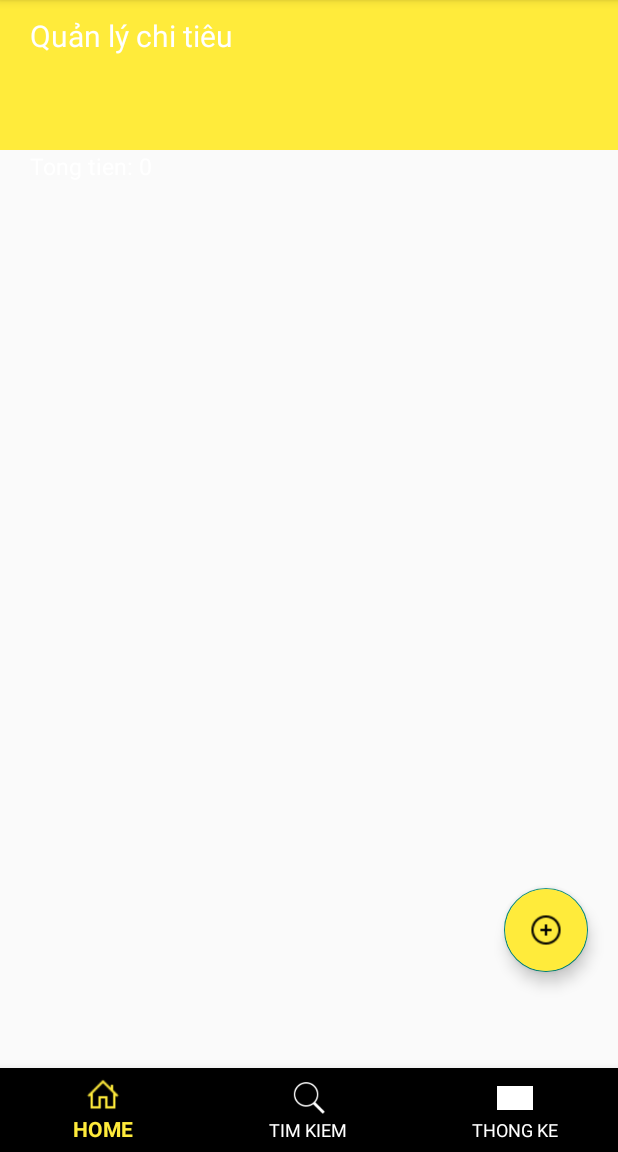
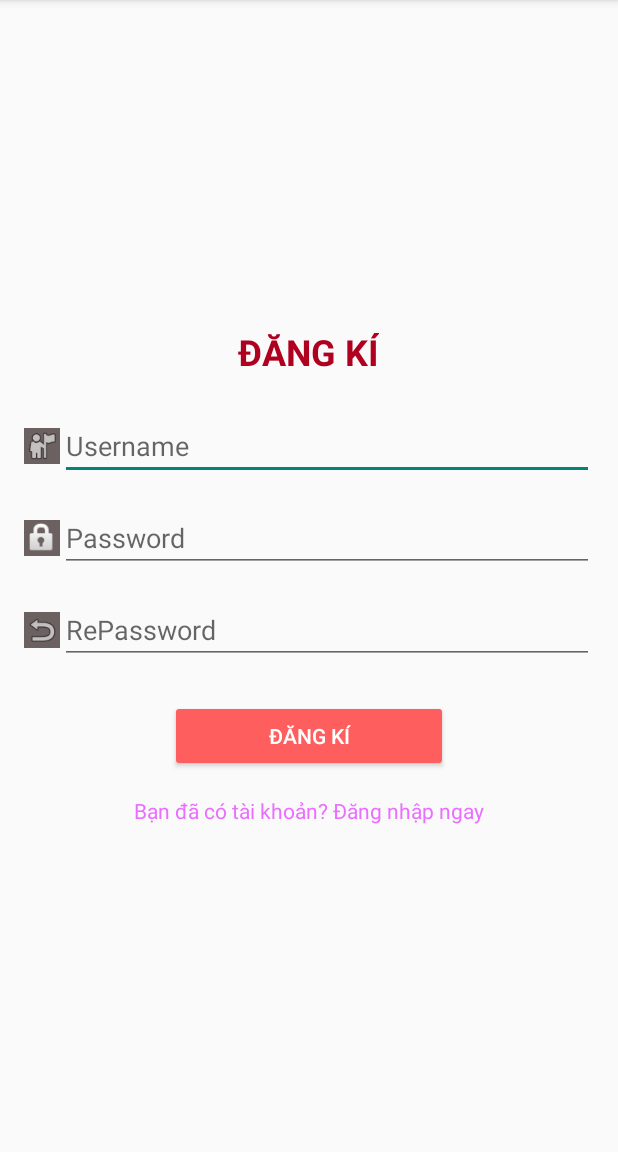
Before and after one commit to mduyen2505/expensemanager, an Android app: the screen it shows after launch (MainActivity before the commit, SignupActivity after it), on a phone screen of 412 x 824 dp, the part 84-1236 px from its top. Run offline under Robolectric (Android 15) with nearby library versions, the phone set to English and light mode, and no system bars.

Commit message:
Duyen commit lan 3

```diff
--- /dev/null
+++ b/app/src/main/java/com/example/expensemanager/SignupActivity.java
@@ -0,0 +1,64 @@
+package com.example.expensemanager;
+
+import android.content.Intent;
+import android.os.Bundle;
+import android.view.View;
+import android.widget.Button;
+import android.widget.EditText;
+import android.widget.TextView;
+import android.widget.Toast;
+
+import androidx.appcompat.app.AppCompatActivity;
+
+import com.example.expensemanager.dal.SQLiteHelper;
+
+public class SignupActivity extends AppCompatActivity {
+    private SQLiteHelper dbHelper;
+    private EditText usernameEditText, passwordEditText, repasswordEditText;
+    private Button dangky;
+    private TextView returnDangNhap;
+    @Override
+    protected void onCreate(Bundle savedInstanceState) {
+        super.onCreate(savedInstanceState);
+        setContentView(R.layout.activity_signup);
+
+        dbHelper = new SQLiteHelper(this);
+        usernameEditText = findViewById(R.id.username);
+        passwordEditText = findViewById(R.id.password);
+        repasswordEditText = findViewById(R.id.repassword);
+        dangky = findViewById(R.id.registerButton);
+        returnDangNhap=findViewById(R.id.loginText);
+        returnDangNhap.setOnClickListener(new View.OnClickListener() {
+            @Override
+            public void onClick(View v) {
+                startActivity(new Intent(SignupActivity.this,LoginActivity.class));
+            }
+        });
+        dangky.setOnClickListener(new View.OnClickListener() {
+            @Override
+            public void onClick(View v) {
+                String username = usernameEditText.getText().toString();
+                String password = passwordEditText.getText().toString();
+                String repassword = repasswordEditText.getText().toString();
+
+                if (username.isEmpty() || password.isEmpty() || repassword.isEmpty()) {
+                    Toast.makeText(SignupActivity.this, "Vui lòng điền đầy đủ", Toast.LENGTH_SHORT).show();
+                    return;
+                }
+
+                if (!password.equals(repassword)) {
+                    Toast.makeText(SignupActivity.this, "Mật khẩu sai", Toast.LENGTH_SHORT).show();
+                    return;
+                }
+
+                boolean isInserted = dbHelper.insertUser(username, password);
+                if (isInserted==true) {
+                    Toast.makeText(SignupActivity.this, "Đăng ký thành công", Toast.LENGTH_SHORT).show();
+                    startActivity(new Intent(SignupActivity.this, LoginActivity.class));
+                    // Chuyển đến màn hình đăng nhập hoặc màn hình khác
+                } else {
+                    Toast.makeText(SignupActivity.this, "Đăng ký thất bại", Toast.LENGTH_SHORT).show();
+                }
+            }
+        });
+    }}
--- a/app/src/main/java/com/example/expensemanager/UpdateDeleteActivity.java
+++ b/app/src/main/java/com/example/expensemanager/UpdateDeleteActivity.java
@@ -45,7 +45,7 @@ public class UpdateDeleteActivity extends AppCompatActivity implements View.OnCl
         Date.setOnClickListener(this);
 
         Intent intent = getIntent();
-        item = (Item) intent.getSerializableExtra("item");  // Ép kiểu về Item
+        item = (Item) intent.getSerializableExtra("Item");  // Ép kiểu về Item
         Title.setText(item.getTitle());
         Price.setText(item.getPrice());
         Date.setText(item.getDate());
--- a/app/src/main/java/com/example/expensemanager/adapter/RecycleViewAdapter.java
+++ b/app/src/main/java/com/example/expensemanager/adapter/RecycleViewAdapter.java
@@ -10,6 +10,7 @@ import androidx.recyclerview.widget.RecyclerView;
 
 import com.example.expensemanager.R;
 
+import java.io.Serializable;
 import java.util.ArrayList;
 import java.util.List;
 
@@ -84,7 +85,7 @@ public class RecycleViewAdapter extends RecyclerView.Adapter<RecycleViewAdapter.
     }
 
     // Assuming you have a custom Item class
-    public static class Item {
+    public static class Item implements Serializable {
         private String title;
         private String category;
         private String price;
--- a/app/src/main/java/com/example/expensemanager/dal/SQLiteHelper.java
+++ b/app/src/main/java/com/example/expensemanager/dal/SQLiteHelper.java
@@ -15,25 +15,36 @@ import java.util.List;
 
 public class SQLiteHelper extends SQLiteOpenHelper {
     private static final String DATABASE_NAME = "ChiTieu.db";
-    private static final int DATABASE_VERSION = 1;
+    private static final int DATABASE_VERSION = 2;
 
     public SQLiteHelper(@Nullable Context context) {
-        super(context, DATABASE_NAME, null, DATABASE_VERSION);
+        super(context, "ChiTieu.db", null, 2);
     }
 
     @Override
     public void onCreate(SQLiteDatabase db) {
-        String sql = "CREATE TABLE items(" +
+        // Tạo bảng items
+        String sqlItems = "CREATE TABLE items (" +
                 "id INTEGER PRIMARY KEY AUTOINCREMENT," +
                 "title TEXT, " +
                 "category TEXT, " +
                 "price TEXT, " +
                 "date TEXT)";
-        db.execSQL(sql);
+        db.execSQL(sqlItems);
+
+        // Tạo bảng User
+        String sqlUser = "CREATE TABLE User (" +
+                "Username TEXT NOT NULL, " +
+                "Password TEXT NOT NULL)";
+        db.execSQL(sqlUser);
     }
+
 
     @Override
     public void onUpgrade(SQLiteDatabase db, int oldVersion, int newVersion) {
+        db.execSQL("DROP TABLE IF EXISTS items");
+        db.execSQL("DROP TABLE IF EXISTS User");
+        onCreate(db);
         // Handle database upgrade as needed
     }
 
@@ -41,6 +52,15 @@ public class SQLiteHelper extends SQLiteOpenHelper {
     public void onOpen(SQLiteDatabase db) {
 
         super.onOpen(db);
+    }
+    public boolean insertUser( String username, String password) {
+        SQLiteDatabase db = this.getWritableDatabase();
+        ContentValues contentValues = new ContentValues();
+        contentValues.put("Username", username);
+        contentValues.put("Password", password);
+        long result = db.insert("User", null, contentValues);
+        db.close();
+        return result != -1;
     }
 
     // Lay tat ca theo thoi gian
--- a/app/src/main/res/layout/activity_main.xml
+++ b/app/src/main/res/layout/activity_main.xml
@@ -30,6 +30,6 @@
         android:layout_marginRight="20dp"
         android:backgroundTint="@color/yellow"
         android:src="@drawable/them"
+        />
 
-        />
 </RelativeLayout>
--- /dev/null
+++ b/app/src/main/res/layout/activity_signup.xml
@@ -0,0 +1,116 @@
+<?xml version="1.0" encoding="utf-8"?>
+<RelativeLayout xmlns:android="http://schemas.android.com/apk/res/android"
+    xmlns:app="http://schemas.android.com/apk/res-auto"
+    xmlns:tools="http://schemas.android.com/tools"
+    android:id="@+id/main"
+    android:layout_width="match_parent"
+    android:layout_height="match_parent"
+    tools:context=".SignupActivity">
+    <LinearLayout
+        android:layout_width="match_parent"
+        android:layout_height="wrap_content"
+        android:layout_centerInParent="true"
+        android:orientation="vertical"
+        android:padding="16dp"
+        android:gravity="center">
+
+        <TextView
+            android:id="@+id/registerTitle"
+            android:layout_width="wrap_content"
+            android:layout_height="wrap_content"
+            android:text="ĐĂNG KÍ"
+            android:textColor="@color/design_default_color_error"
+            android:textSize="24sp"
+            android:textStyle="bold" />
+
+        <LinearLayout
+            android:layout_width="match_parent"
+            android:layout_height="wrap_content"
+            android:layout_marginTop="24dp"
+            android:orientation="horizontal"
+            android:gravity="center_vertical">
+
+            <ImageView
+                android:id="@+id/usernameIcon"
+                android:layout_width="24dp"
+                android:layout_height="24dp"
+                android:background="#6C6161"
+                android:src="@android:drawable/ic_menu_myplaces" />
+
+            <EditText
+                android:id="@+id/username"
+                android:layout_width="0dp"
+                android:layout_height="wrap_content"
+                android:layout_weight="1"
+                android:hint="Username"
+                android:inputType="text" />
+        </LinearLayout>
+
+        <LinearLayout
+            android:layout_width="match_parent"
+            android:layout_height="wrap_content"
+            android:layout_marginTop="16dp"
+            android:orientation="horizontal"
+            android:gravity="center_vertical">
+
+            <ImageView
+                android:id="@+id/passwordIcon"
+                android:layout_width="24dp"
+                android:layout_height="24dp"
+                android:background="#6C6161"
+                android:src="@android:drawable/ic_lock_idle_lock" />
+
+            <EditText
+                android:id="@+id/password"
+                android:layout_width="0dp"
+                android:layout_height="wrap_content"
+                android:layout_weight="1"
+                android:hint="Password"
+                android:inputType="textPassword" />
+        </LinearLayout>
+
+        <LinearLayout
+            android:layout_width="match_parent"
+            android:layout_height="wrap_content"
+            android:layout_marginTop="16dp"
+            android:orientation="horizontal"
+            android:gravity="center_vertical">
+
+            <ImageView
+                android:id="@+id/repasswordIcon"
+                android:layout_width="24dp"
+                android:layout_height="24dp"
+                android:background="#6C6161"
+                android:src="@android:drawable/ic_menu_revert" />
+
+            <EditText
+                android:id="@+id/repassword"
+                android:layout_width="0dp"
+                android:layout_height="wrap_content"
+                android:layout_weight="1"
+                android:hint="RePassword"
+                android:inputType="textPassword" />
+        </LinearLayout>
+
+        <Button
+            android:id="@+id/registerButton"
+            android:layout_width="185dp"
+            android:layout_height="wrap_content"
+            android:layout_marginTop="24dp"
+            android:backgroundTint="#FF5E5E"
+            android:text="Đăng Kí"
+            android:textColor="@android:color/white" />
+
+        <TextView
+            android:id="@+id/loginText"
+            android:layout_width="wrap_content"
+            android:layout_height="wrap_content"
+            android:layout_gravity="center"
+            android:layout_marginTop="16dp"
+            android:backgroundTint="#9C27B0"
+            android:text="Bạn đã có tài khoản? Đăng nhập ngay"
+            android:textColor="#EA6EFF" />
+    </LinearLayout>
+
+
+</RelativeLayout>
```
Also changed, not shown: app/src/main/AndroidManifest.xml (+20 -9 lines), app/src/main/java/com/example/expensemanager/LoginActivity.java (added, +49 -0 lines), app/src/main/java/com/example/expensemanager/model/MainActivity.java (+8 -1 lines), app/src/main/res/layout/activity_login.xml (added, +100 -0 lines).
